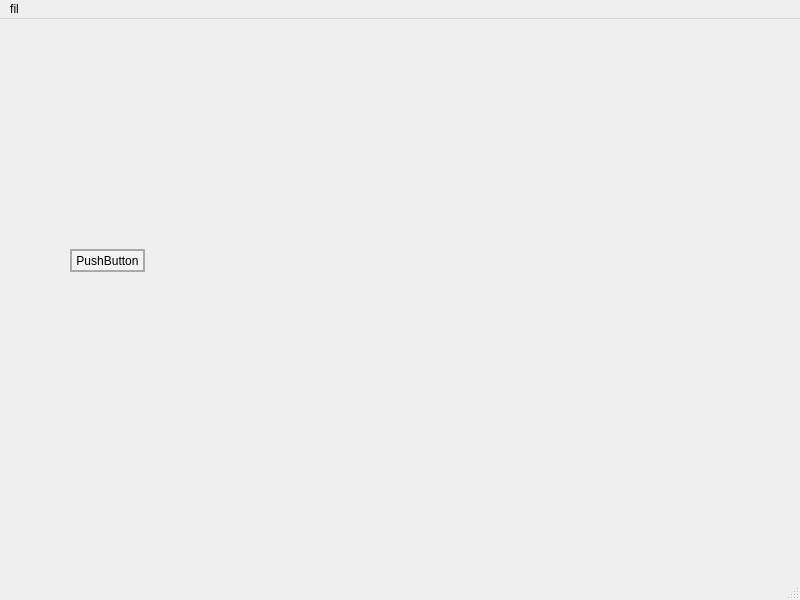
shaun-boy/record1, file UI/test.ui: the form before one commit.
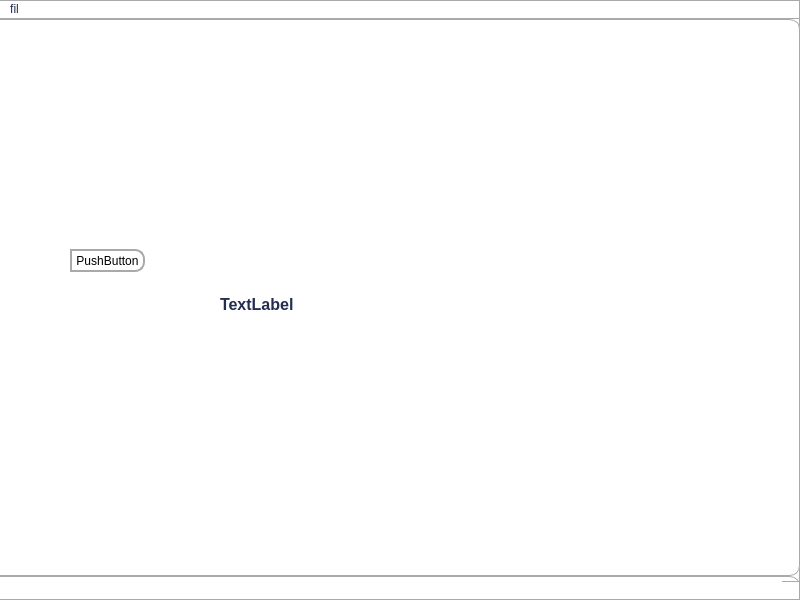
The form after the commit. Icons and pictures are not drawn.

What changed in the file:
```diff
--- a/UI/test.ui
+++ b/UI/test.ui
@@ -13,6 +13,23 @@
   <property name="windowTitle">
    <string>MainWindow</string>
   </property>
+  <property name="styleSheet">
+   <string notr="true">QWidget{
+    color:#232C51;
+    background:white;
+    border-top:1px solid darkGray;
+    border-bottom:1px solid darkGray;
+    border-right:1px solid darkGray;
+    border-top-right-radius:10px;
+    border-bottom-right-radius:10px;
+  }
+  QLabel{
+    border:none;
+    font-size:16px;
+    font-weight:700;
+    font-family: &quot;Helvetica Neue&quot;, Helvetica, Arial, sans-serif;
+  }</string>
+  </property>
   <widget class="QWidget" name="centralwidget">
    <widget class="QPushButton" name="pushButton">
     <property name="geometry">
@@ -43,6 +60,22 @@
      <string>PushButton</string>
     </property>
    </widget>
+   <widget class="QLabel" name="label">
+    <property name="geometry">
+     <rect>
+      <x>220</x>
+      <y>260</y>
+      <width>111</width>
+      <height>51</height>
+     </rect>
+    </property>
+    <property name="styleSheet">
+     <string notr="true">border-image:url(C:/Users/DELL/Pictures/Saved Pictures/1.jpg);</string>
+    </property>
+    <property name="text">
+     <string>TextLabel</string>
+    </property>
+   </widget>
   </widget>
   <widget class="QMenuBar" name="menubar">
    <property name="geometry">
```
